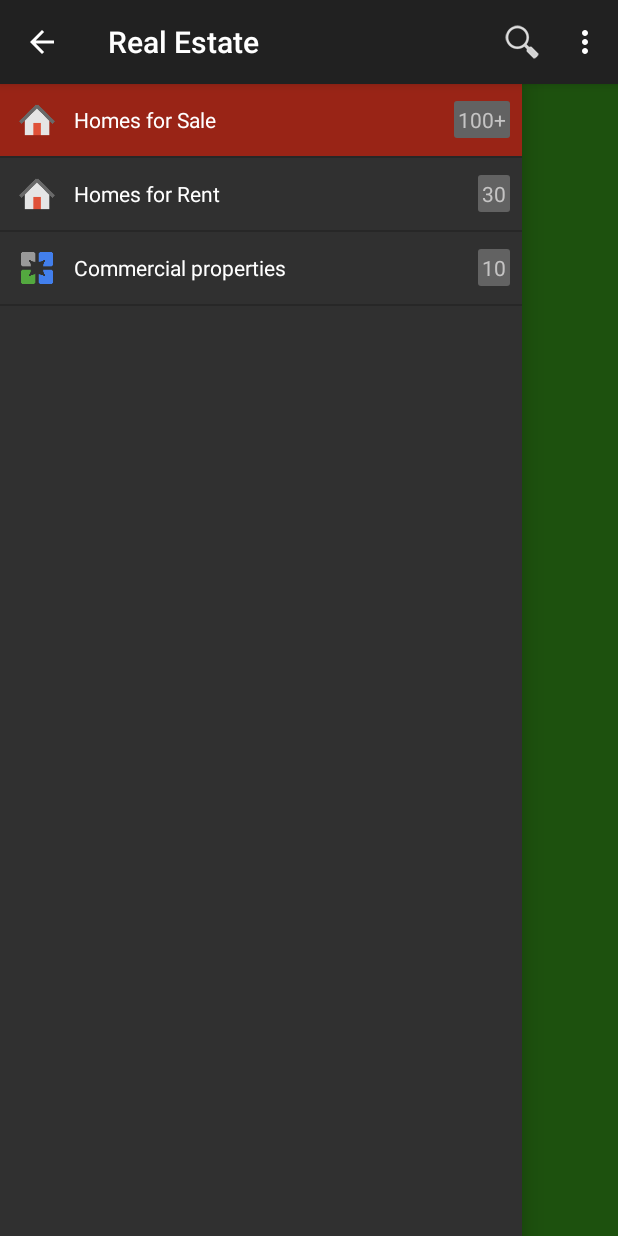
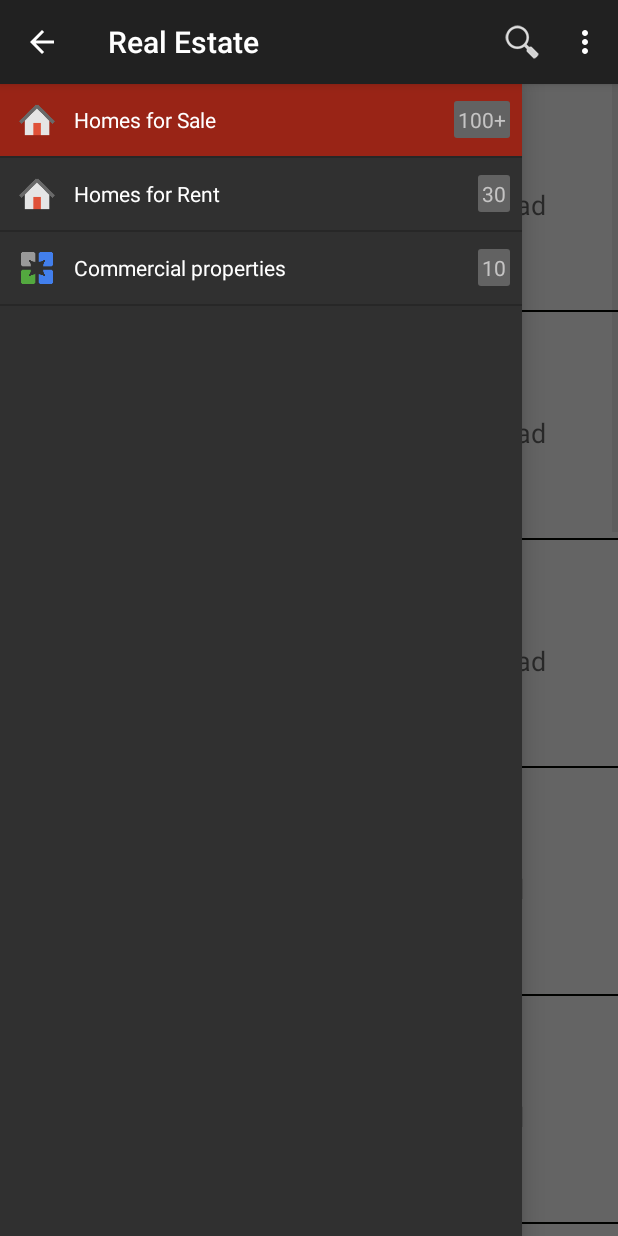
Before and after one commit to oguya/Real-Estate, an Android app: the screen it shows after launch (MainActivity), with the side drawer open, on a phone screen of 412 x 824 dp. Run offline under Robolectric (Android 15) with nearby library versions, the phone set to English and light mode, and no system bars; 2 statements that could not run were skipped.

Commit message:
homes for sale added

```diff
--- /dev/null
+++ b/keja/src/main/java/com/droid/keja/adapters/HomeSaleAdapter.java
@@ -0,0 +1,74 @@
+package com.droid.keja.adapters;
+
+import android.app.Activity;
+import android.content.Context;
+import android.view.LayoutInflater;
+import android.view.View;
+import android.view.ViewGroup;
+import android.widget.ArrayAdapter;
+import android.widget.ImageView;
+import android.widget.TextView;
+
+import com.droid.keja.R;
+import com.droid.keja.model.HomeSale;
+
+import java.util.ArrayList;
+
+/**
+ * Created by james on 21/02/14.
+ */
+public class HomeSaleAdapter extends ArrayAdapter<HomeSale> {
+
+    private Activity context;
+    private ArrayList<HomeSale> homeSaleList;
+
+    private static class ViewHolder{
+        public ImageView home_img;
+        public TextView price_txt;
+        public TextView name_txt;
+        public TextView location_txt;
+        public TextView br_ba_txt;
+        public TextView type_txt;
+    }
+
+    public HomeSaleAdapter(Activity context, ArrayList<HomeSale> homeSaleList) {
+        super(context, R.layout.list_item_sale, homeSaleList);
+
+        this.context = context;
+        this.homeSaleList = homeSaleList;
+    }
+
+    @Override
+    public View getView(int position, View convertView, ViewGroup parent){
+        View rowView = convertView;
+
+        if(rowView == null){
+            LayoutInflater inflater = context.getLayoutInflater();
+            rowView = inflater.inflate(R.layout.list_item_sale, null);
+
+            ViewHolder viewHolder = new ViewHolder();
+            viewHolder.home_img = (ImageView)rowView.findViewById(R.id.list_home_img);
+            viewHolder.price_txt = (TextView)rowView.findViewById(R.id.home_price);
+            viewHolder.name_txt = (TextView)rowView.findViewById(R.id.home_name);
+            viewHolder.location_txt = (TextView)rowView.findViewById(R.id.home_location);
+            viewHolder.br_ba_txt = (TextView)rowView.findViewById(R.id.home_br_ba);
+            viewHolder.type_txt = (TextView)rowView.findViewById(R.id.home_type);
+
+            rowView.setTag(viewHolder);
+        }
+        ViewHolder viewHolder = (ViewHolder)rowView.getTag();
+
+        String home_name = homeSaleList.get(position).getName();
+        viewHolder.price_txt.setText(homeSaleList.get(position).getPrice());
+        viewHolder.name_txt.setText(home_name);
+        viewHolder.home_img.setImageResource(R.drawable.item_pic);
+        viewHolder.location_txt.setText(homeSaleList.get(position).getLocation());
+        String br_ba = homeSaleList.get(position).getBedrooms()+"br / "+homeSaleList.get(position).getBaths()+"ba";
+        viewHolder.br_ba_txt.setText(br_ba);
+        viewHolder.type_txt.setText(homeSaleList.get(position).getType());
+
+        //TODO add list scroll animation
+
+        return rowView;
+    }
+}
--- a/keja/src/main/java/com/droid/keja/db/DBAdapter.java
+++ b/keja/src/main/java/com/droid/keja/db/DBAdapter.java
@@ -72,6 +72,28 @@ public class DBAdapter {
     //return all homes for sale
     public ArrayList<HomeSale> getHomesSale(){
         ArrayList<HomeSale> homeSaleList = new ArrayList<HomeSale>();
+        String sql = "SELECT * FROM "+ Constants.TBL_HOMES+" where for_sale = 1";
+        Cursor cursor = db.rawQuery(sql, null);
+
+        if(cursor.moveToFirst()){
+            do{
+                HomeSale homeSale = new HomeSale();
+
+                homeSale.setName(cursor.getString(cursor.getColumnIndex("home_name")));
+                homeSale.setPrice(cursor.getString(cursor.getColumnIndex("price")));
+                homeSale.setLocation(cursor.getString(cursor.getColumnIndex("location")));
+                homeSale.setBedrooms(cursor.getString(cursor.getColumnIndex("bedrooms")));
+                homeSale.setBaths(cursor.getString(cursor.getColumnIndex("baths")));
+                homeSale.setType(cursor.getString(cursor.getColumnIndex("type")));
+                homeSale.setDesc(cursor.getString(cursor.getColumnIndex("desc")));
+                homeSale.setThumbnail(cursor.getString(cursor.getColumnIndex("thumbnail")));
+                homeSale.setLat(cursor.getString(cursor.getColumnIndex("lat")));
+                homeSale.setLng(cursor.getString(cursor.getColumnIndex("lng")));
+
+                homeSaleList.add(homeSale);
+            }while(cursor.moveToNext());
+            cursor.close();
+        }
 
         return homeSaleList;
     }
--- a/keja/src/main/java/com/droid/keja/model/HomeSale.java
+++ b/keja/src/main/java/com/droid/keja/model/HomeSale.java
@@ -12,6 +12,8 @@ public class HomeSale {
     private String type;
     private String desc;
     private String thumbnail;
+    private String lat;
+    private String lng;
 
     public HomeSale(){}
 
@@ -91,4 +93,19 @@ public class HomeSale {
         this.thumbnail = thumbnail;
     }
 
+    public void setLat(String lat){
+        this.lat = lat;
+    }
+
+    public String getLat(){
+        return this.lat;
+    }
+
+    public void setLng(String lng){
+        this.lng = lng;
+    }
+
+    public String getLng(){
+        return this.lng;
+    }
 }
--- a/keja/src/main/java/com/droid/keja/ui/frags/ForRentFrag.java
+++ b/keja/src/main/java/com/droid/keja/ui/frags/ForRentFrag.java
@@ -61,7 +61,7 @@ public class ForRentFrag extends Fragment {
 
         dbAdapter = new DBAdapter(context);
         dbAdapter.open();
-        homeRentList = new ArrayList<HomeRent>();
+//        homeRentList = new ArrayList<HomeRent>();
         homeRentList = dbAdapter.getHomesRent();
 
         listView = (ListView)context.findViewById(R.id.home_rent_list);
--- a/keja/src/main/java/com/droid/keja/ui/frags/ForSaleFrag.java
+++ b/keja/src/main/java/com/droid/keja/ui/frags/ForSaleFrag.java
@@ -6,18 +6,32 @@ import android.support.v4.app.Fragment;
 import android.view.LayoutInflater;
 import android.view.View;
 import android.view.ViewGroup;
+import android.widget.AdapterView;
+import android.widget.ListView;
+import android.widget.Toast;
 
 import com.droid.keja.R;
+import com.droid.keja.adapters.HomeSaleAdapter;
+import com.droid.keja.db.DBAdapter;
+import com.droid.keja.model.HomeSale;
+
+import java.util.ArrayList;
 
 /**
  * Created by james on 17/02/14.
  */
 public class ForSaleFrag extends Fragment {
+    private Activity context;
+    private ListView listView;
+    private DBAdapter dbAdapter;
+    private ArrayList<HomeSale> homeSaleList;
+
     public ForSaleFrag(){}
 
     @Override
     public void onAttach(Activity activity){
         super.onAttach(activity);
+        this.context = activity;
     }
 
     @Override
@@ -25,7 +39,7 @@ public class ForSaleFrag extends Fragment {
         View rootView = inflater.inflate(R.layout.frag_for_sale, container, false);
 
         //init ui here
-
+        listView = (ListView)rootView.findViewById(R.id.home_sale_list);
         return rootView;
     }
 
@@ -40,20 +54,35 @@ public class ForSaleFrag extends Fragment {
     public void onStart(){
         super.onStart();
 
+        dbAdapter = new DBAdapter(context);
+        dbAdapter.open();
+        homeSaleList = dbAdapter.getHomesSale();
+        listView.setAdapter(new HomeSaleAdapter(context, homeSaleList));
+        listView.setOnItemClickListener(listViewListener);
     }
+
+    private AdapterView.OnItemClickListener listViewListener = new AdapterView.OnItemClickListener() {
+        @Override
+        public void onItemClick(AdapterView<?> parent, View view, int position, long id) {
+            Toast.makeText(getActivity(), "item click: ", Toast.LENGTH_SHORT).show();
+        }
+    };
 
     @Override
     public void onResume(){
         super.onResume();
+        dbAdapter.open();
     }
 
     @Override
     public void onPause(){
         super.onPause();
+        dbAdapter.close();
     }
 
     @Override
     public void onSaveInstanceState(Bundle outState){
         super.onSaveInstanceState(outState);
+
     }
 }
```
Also changed, not shown: keja/src/main/res/layout/frag_for_sale.xml (+12 -9 lines), keja/src/main/res/layout/list_item_sale.xml (+4 -7 lines), keja/src/main/res/raw/real_estate.sqlite.
